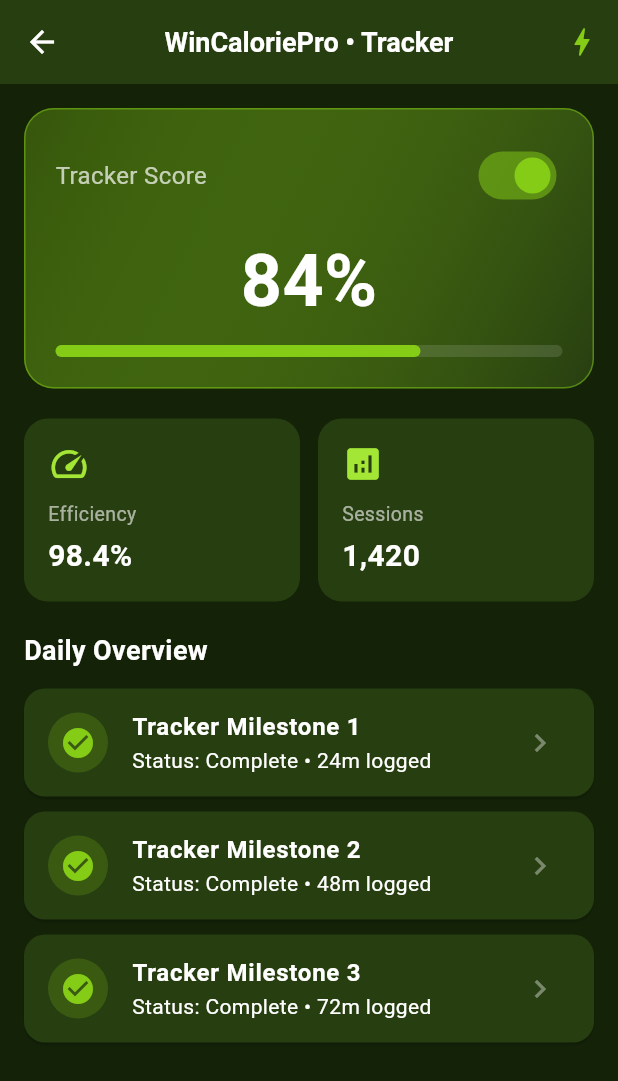
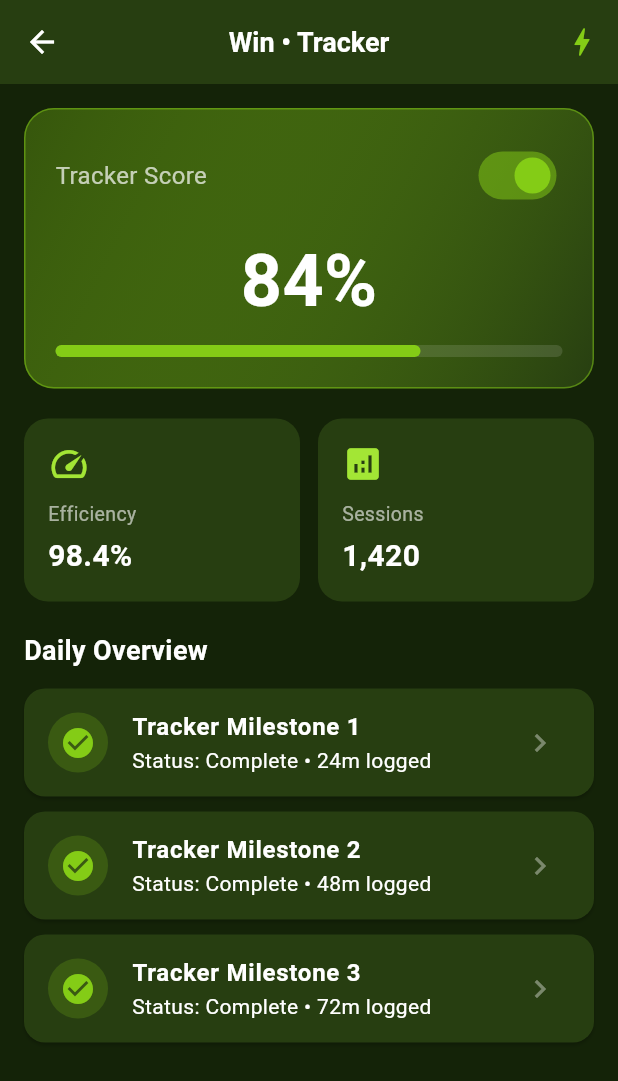
Before and after one commit to mancolo13/com.wincaloriepro.macros.nutrition, a Flutter app: the Tab1Screen screen opened directly, on a phone screen of 412 x 824 dp. Shown: the top 1081 px of the screen. Run offline on Flutter 3.47's test engine with Material 3 defaults, Android fonts, the phone set to English and light mode, and no system bars.

Commit message:
chore: set app name to Win and update trophy icon

```diff
--- a/lib/screens/tabs/tab1_screen.dart
+++ b/lib/screens/tabs/tab1_screen.dart
@@ -18,7 +18,7 @@ class _Tab1ScreenState extends State<Tab1Screen> {
   Widget build(BuildContext context) {
     return Scaffold(
       appBar: AppBar(
-        title: const Text('WinCaloriePro • Tracker'),
+        title: const Text('Win • Tracker'),
         actions: [
           IconButton(
             icon: const Icon(Icons.bolt, color: AppTheme.primaryColor),
--- a/lib/screens/tabs/tab2_screen.dart
+++ b/lib/screens/tabs/tab2_screen.dart
@@ -16,7 +16,7 @@ class _Tab2ScreenState extends State<Tab2Screen> {
   Widget build(BuildContext context) {
     return Scaffold(
       appBar: AppBar(
-        title: const Text('WinCaloriePro • Macros'),
+        title: const Text('Win • Macros'),
         actions: [
           IconButton(
             icon: const Icon(Icons.star_rounded, color: AppTheme.secondaryColor),
--- a/lib/screens/tabs/tab3_screen.dart
+++ b/lib/screens/tabs/tab3_screen.dart
@@ -17,7 +17,7 @@ class _Tab3ScreenState extends State<Tab3Screen> {
   Widget build(BuildContext context) {
     return Scaffold(
       appBar: AppBar(
-        title: const Text('WinCaloriePro • Barcode'),
+        title: const Text('Win • Barcode'),
       ),
       body: ListView(
         padding: const EdgeInsets.all(16),
--- a/lib/screens/tabs/tab4_screen.dart
+++ b/lib/screens/tabs/tab4_screen.dart
@@ -9,7 +9,7 @@ class Tab4Screen extends StatelessWidget {
   Widget build(BuildContext context) {
     return Scaffold(
       appBar: AppBar(
-        title: const Text('WinCaloriePro • Progress'),
+        title: const Text('Win • Progress'),
       ),
       body: ListView(
         padding: const EdgeInsets.all(16),
```
Also changed, not shown: assets/banner.png (deleted), assets/icon.png, 11 other files.
